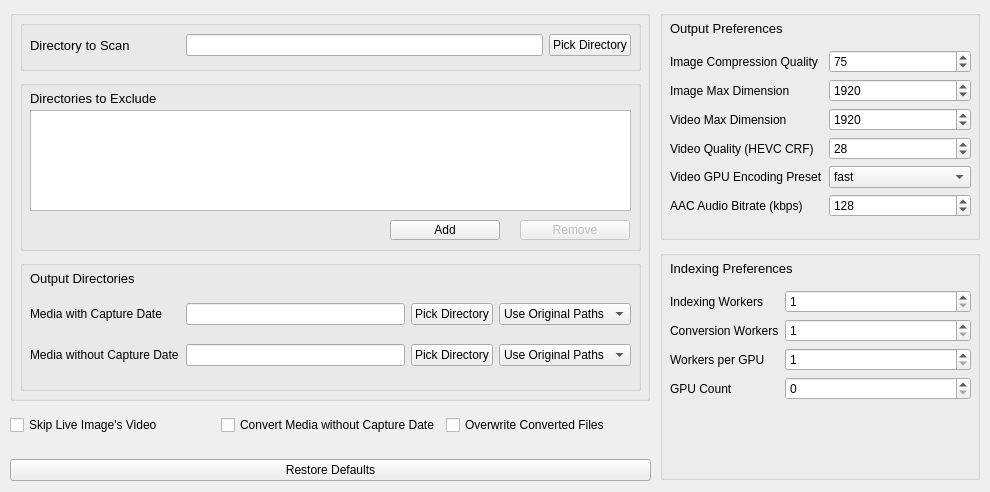
sabaatworld/batch-media-compressor, file assets/mainwindow.ui: the form before one commit.
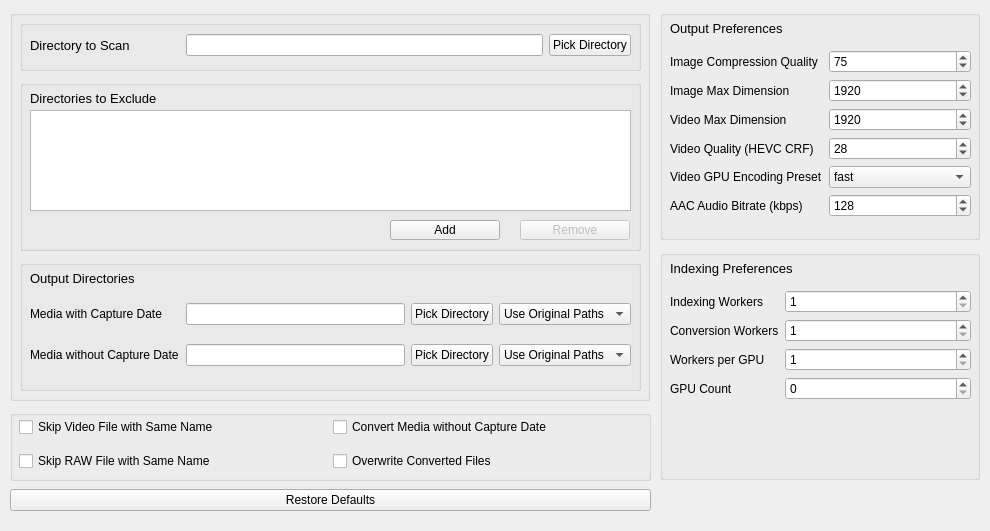
The form after the commit.

Commit message: Ability to skip RAW videos

The edit to the form file:
```diff
--- a/assets/mainwindow.ui
+++ b/assets/mainwindow.ui
@@ -7,7 +7,7 @@
     <x>0</x>
     <y>0</y>
     <width>990</width>
-    <height>492</height>
+    <height>531</height>
    </rect>
   </property>
   <property name="windowTitle">
@@ -21,7 +21,7 @@
     <property name="geometry">
      <rect>
       <x>10</x>
-      <y>450</y>
+      <y>480</y>
       <width>641</width>
       <height>41</height>
      </rect>
@@ -685,31 +685,50 @@
      </property>
     </widget>
    </widget>
-   <widget class="QWidget" name="horizontalLayoutWidget_5">
+   <widget class="QGroupBox" name="groupBox_7">
     <property name="geometry">
      <rect>
       <x>10</x>
       <y>410</y>
       <width>641</width>
-      <height>31</height>
+      <height>71</height>
      </rect>
     </property>
-    <layout class="QHBoxLayout" name="horizontalLayout_5">
-     <item>
+    <property name="title">
+     <string/>
+    </property>
+    <widget class="QWidget" name="gridLayoutWidget_2">
+     <property name="geometry">
+      <rect>
+       <x>9</x>
+       <y>-1</y>
+       <width>621</width>
+       <height>71</height>
+      </rect>
+     </property>
+     <layout class="QGridLayout" name="gridLayout_2">
+      <item row="1" column="0">
+       <widget class="QCheckBox" name="chkSkipSameNameRaw">
+        <property name="text">
+         <string>Skip RAW File with Same Name</string>
+        </property>
+       </widget>
+      </item>
+      <item row="0" column="0">
       <widget class="QCheckBox" name="chkSkipSameNameVideo">
        <property name="text">
-        <string>Skip Live Image's Video</string>
+         <string>Skip Video File with Same Name</string>
        </property>
       </widget>
      </item>
-     <item>
+      <item row="0" column="1">
       <widget class="QCheckBox" name="chkConvertUnknown">
        <property name="text">
         <string>Convert Media without Capture Date</string>
        </property>
       </widget>
      </item>
-     <item>
+      <item row="1" column="1">
       <widget class="QCheckBox" name="chkOverwriteFiles">
        <property name="text">
         <string>Overwrite Converted Files</string>
@@ -717,6 +736,7 @@
       </widget>
      </item>
     </layout>
+    </widget>
    </widget>
   </widget>
  </widget>
```
Lines whose indentation alone changed are shown as unchanged. The commit also changes 5 other files.
